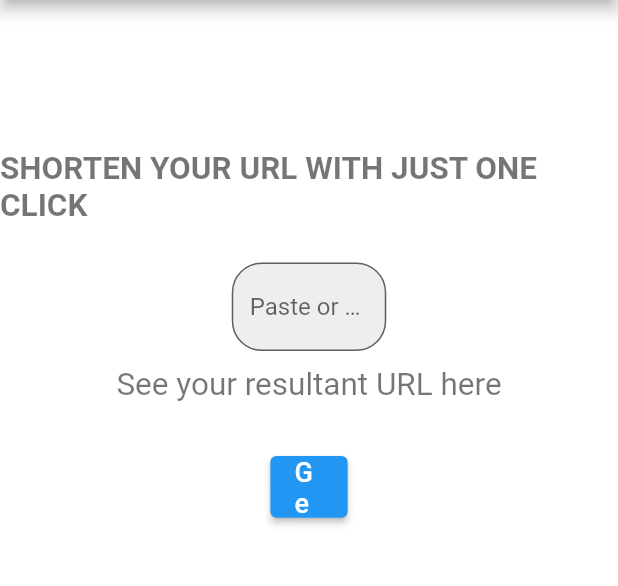
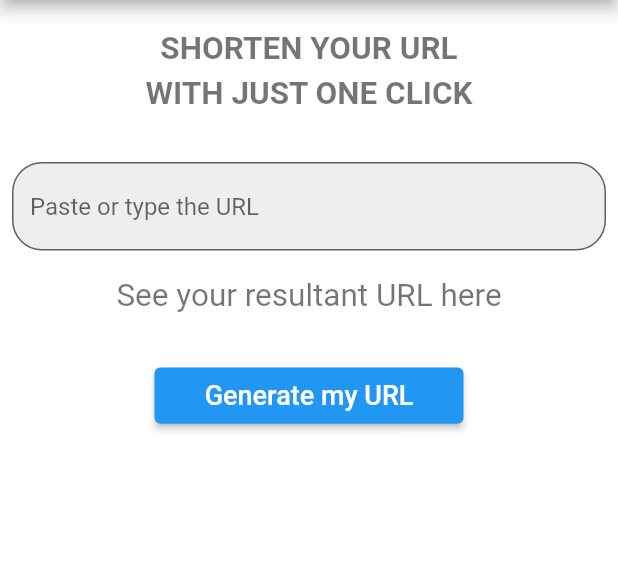
Before and after one commit to abhinavanRoy/flutter-url-shortner, a Flutter app: the screen it shows after launch, after a tap on "Generate my URL", on a phone screen of 412 x 824 dp, the part 84-670 px from its top. Run offline on Flutter 3.47's test engine with Material 2 defaults, Android fonts, the phone set to English and light mode, and no system bars; network calls fail.

Commit message:
Made the final changes

```diff
--- /dev/null
+++ b/lib/Model/url_shoetner_response_model.dart
@@ -0,0 +1,25 @@
+// To parse this JSON data, do
+//
+//     final urlShortnerResponse = urlShortnerResponseFromJson(jsonString);
+
+import 'dart:convert';
+
+UrlShortnerResponse urlShortnerResponseFromJson(String str) => UrlShortnerResponse.fromJson(json.decode(str));
+
+String urlShortnerResponseToJson(UrlShortnerResponse data) => json.encode(data.toJson());
+
+class UrlShortnerResponse {
+  UrlShortnerResponse({
+    this.resultUrl,
+  });
+
+  String resultUrl;
+
+  factory UrlShortnerResponse.fromJson(Map<String, dynamic> json) => UrlShortnerResponse(
+    resultUrl: json["result_url"],
+  );
+
+  Map<String, dynamic> toJson() => {
+    "result_url": resultUrl,
+  };
+}
--- /dev/null
+++ b/lib/Providers/Url_shortner_state.dart
@@ -0,0 +1,36 @@
+import 'package:flutter/material.dart';
+import 'package:http/http.dart' as http;
+import 'package:urlshortner/Model/url_shoetner_response_model.dart';
+
+class UrlShortnerState extends ChangeNotifier{
+final urlController = TextEditingController();
+String  finalUrl = "See your resultant URL here";
+
+handleGetLinkButton() async{
+  final longUrl = urlController.text;
+
+  final String shortUrl = await getShortLink(longUrl);
+  finalUrl = "$shortUrl";
+  notifyListeners();
+
+}
+
+Future<String> getShortLink(String longUrl) async{
+
+  final result = await http.post("https://cleanuri.com/api/v1/shorten",body: {"url": longUrl});
+
+
+
+  if(result.statusCode ==200){
+  print("Success");
+  final response = urlShortnerResponseFromJson(result.body);
+
+  return response.resultUrl;
+}else{
+  print("Error with api");
+  print(result.body);
+  return "Error while shortening the URL! ";
+}
+
+}
+}
--- a/lib/Screens/HomePage.dart
+++ b/lib/Screens/HomePage.dart
@@ -1,4 +1,7 @@
 import 'package:flutter/material.dart';
+import 'package:flutter/services.dart';
+import 'package:provider/provider.dart';
+import 'package:urlshortner/Providers/Url_shortner_state.dart';
 
 class HomePage extends StatefulWidget {
   @override
@@ -7,10 +10,12 @@ class HomePage extends StatefulWidget {
 
 class _HomePageState extends State<HomePage> {
   final focusNode = FocusNode();
-  String resultUrl = "See your resultant URL here";
+
 
   @override
   Widget build(BuildContext context) {
+    final state = Provider.of<UrlShortnerState>(context, listen: true);
+    final key = new GlobalKey<ScaffoldState>();
     double width = MediaQuery.of(context).size.width;
     double height = MediaQuery.of(context).size.height;
 
@@ -26,10 +31,21 @@ class _HomePageState extends State<HomePage> {
         child: Column(
           children: <Widget>[
             SizedBox(
-              height: 100.0,
+              height: 20.0,
             ),
             Text(
-              "SHORTEN YOUR URL WITH JUST ONE CLICK",
+              "SHORTEN YOUR URL",
+              style: TextStyle(
+                color: Colors.black54,
+                fontSize: 21.0,
+                fontWeight: FontWeight.bold,
+              ),
+            ),
+            SizedBox(
+              height: 5,
+            ),
+            Text(
+              "WITH JUST ONE CLICK",
               style: TextStyle(
                 color: Colors.black54,
                 fontSize: 21.0,
@@ -39,9 +55,10 @@ class _HomePageState extends State<HomePage> {
             SizedBox(
               height: 25,
             ),
-            SizedBox(
-              width: width / 4,
+            Padding(
+              padding: const EdgeInsets.all(8.0),
               child: TextField(
+                controller: state.urlController,
                 decoration: InputDecoration(
                   border: OutlineInputBorder(
                     borderRadius: BorderRadius.circular(20),
@@ -49,7 +66,7 @@ class _HomePageState extends State<HomePage> {
                   ),
                   filled: true,
                   fillColor: Colors.grey[200],
-                  hintText: "Paste or type the link",
+                  hintText: "Paste or type the URL",
                   hoverColor: Colors.white10,
                 ),
               ),
@@ -57,28 +74,40 @@ class _HomePageState extends State<HomePage> {
             SizedBox(
               height: 10,
             ),
-            Text(
-              "$resultUrl",
+
+            GestureDetector(
+              child: Text(
+                state.finalUrl,
                 style: TextStyle(
                   fontSize: 21.0,
                   color: Colors.black54,
                 ),
               ),
+              onTap: (){
+               Clipboard.setData(ClipboardData(text: state.finalUrl)).whenComplete(() {
+                 ScaffoldMessenger.of(context).showSnackBar(SnackBar(content: Text('Link copied'),
+                 duration: Duration(seconds: 1),
+                 ));
 
+               });
+
+              },
+
+            ),
             SizedBox(
-
               height: 35.0,
             ),
             SizedBox(
-
-              height: height/20,
-              width: width/8,
+              height: height / 22,
+              width: width / 2,
               child: ElevatedButton(
-                onPressed: () {},
-                child: Text("Generate my URL",
+                onPressed: () {
+                  state.handleGetLinkButton();
+                },
+                child: Text(
+                  "Generate my URL",
                   style: TextStyle(
                     fontSize: 18.0,
-
                   ),
                 ),
               ),
--- a/lib/main.dart
+++ b/lib/main.dart
@@ -1,10 +1,16 @@
 import 'package:flutter/material.dart';
+import 'package:provider/provider.dart';
+import 'package:urlshortner/Providers/Url_shortner_state.dart';
 
 import 'Screens/HomePage.dart';
 
-
 void main() {
-  runApp(MyApp());
+  runApp(
+    ChangeNotifierProvider(
+      child: MyApp(),
+      create: (context) => UrlShortnerState(),
+    ),
+  );
 }
 
 class MyApp extends StatelessWidget {
@@ -13,9 +19,7 @@ class MyApp extends StatelessWidget {
   Widget build(BuildContext context) {
     return MaterialApp(
       debugShowCheckedModeBanner: false,
-
       theme: ThemeData(
-
         primarySwatch: Colors.blue,
       ),
       home: HomePage(),
--- a/pubspec.yaml
+++ b/pubspec.yaml
@@ -24,7 +24,7 @@ dependencies:
   flutter:
     sdk: flutter
   provider: ^5.0.0
-  http: ^0.13.1
+  http: ^0.12.2
 
 
   # The following adds the Cupertino Icons font to your application.
```
Also changed, not shown: pubspec.lock, 1 other file. Lines whose indentation alone changed are shown as unchanged.
